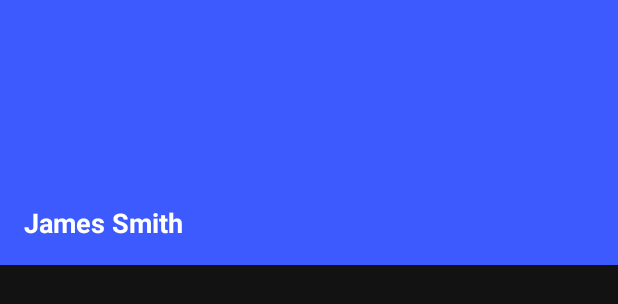
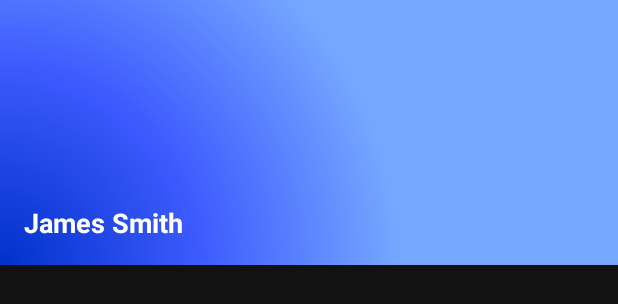
Before and after one commit to fc9734ygn/Macavity, an Android app: the layout header_drawer.xml on its own in the app's theme, with its tools: preview values and no code run, on a phone screen of 412 x 824 dp. Shown: the top 304 px of the screen. Run offline under Robolectric (Android 15) with nearby library versions, the phone set to English and light mode, and no system bars.

Commit message:
Gradient background for drawer header

```diff
--- a/app/src/main/java/com/example/macavity/ui/base/HomeFragment.kt
+++ b/app/src/main/java/com/example/macavity/ui/base/HomeFragment.kt
@@ -7,8 +7,4 @@ open class HomeFragment : BaseFragment() {
     fun openDrawer() {
         (activity as HomeActivity).openDrawer()
     }
-
-    fun toggleBottomNav(show: Boolean){
-        (activity as HomeActivity).toggleBottomNavigation(show)
-    }
 }
--- a/app/src/main/java/com/example/macavity/ui/calendar/CalendarFragment.kt
+++ b/app/src/main/java/com/example/macavity/ui/calendar/CalendarFragment.kt
@@ -38,7 +38,6 @@ open class CalendarFragment : HomeFragment() {
     fun afterViews() {
         vm = ViewModelProviders.of(this).get(CalendarViewModel::class.java)
         initToolbar()
-        toggleBottomNav(true)
         initJourneysRecyclerView()
         initCalendar()
     }
--- a/app/src/main/java/com/example/macavity/ui/chat/ChatFragment.kt
+++ b/app/src/main/java/com/example/macavity/ui/chat/ChatFragment.kt
@@ -27,7 +27,6 @@ open class ChatFragment : HomeFragment() {
     @AfterViews
     fun afterViews() {
         vm = ViewModelProviders.of(this).get(ChatViewModel::class.java)
-        toggleBottomNav(false)
         initToolbar()
         initChat()
     }
--- a/app/src/main/java/com/example/macavity/ui/editProfile/EditProfileFragment.kt
+++ b/app/src/main/java/com/example/macavity/ui/editProfile/EditProfileFragment.kt
@@ -32,7 +32,6 @@ open class EditProfileFragment : HomeFragment() {
     fun afterViews() {
         vm = ViewModelProviders.of(this).get(EditProfileViewModel::class.java)
         initToolbar()
-        toggleBottomNav(false)
 
         //TODO: use real data
         val avatar = "https://i.ytimg.com/vi/OIZqAOBJNOw/hqdefault.jpg"
--- a/app/src/main/java/com/example/macavity/ui/map/MapFragment.kt
+++ b/app/src/main/java/com/example/macavity/ui/map/MapFragment.kt
@@ -23,7 +23,6 @@ open class MapFragment : HomeFragment() {
     fun afterViews() {
         vm = ViewModelProviders.of(this).get(MapViewModel::class.java)
         initToolbar()
-        toggleBottomNav(true)
         initMap()
     }
 
--- /dev/null
+++ b/app/src/main/res/drawable/background_gradient.xml
@@ -0,0 +1,11 @@
+<?xml version="1.0" encoding="UTF-8"?>
+<shape xmlns:android="http://schemas.android.com/apk/res/android" android:shape="rectangle" >
+    <gradient
+        android:centerColor="@color/blue_primary"
+        android:endColor="@color/blue_light"
+        android:centerX="0"
+        android:gradientRadius="150%p"
+        android:centerY="1"
+        android:startColor="@color/blue_dark"
+        android:type="radial" />
+</shape>
--- a/app/src/main/res/layout/fragment_upcoming_journeys.xml
+++ b/app/src/main/res/layout/fragment_upcoming_journeys.xml
@@ -18,7 +18,6 @@
         android:id="@+id/rc_view"
         android:layout_width="0dp"
         android:layout_height="0dp"
-        android:layout_marginBottom="16dp"
         app:layout_constraintBottom_toBottomOf="parent"
         app:layout_constraintEnd_toEndOf="parent"
         app:layout_constraintStart_toStartOf="parent"
--- a/app/src/main/res/layout/header_drawer.xml
+++ b/app/src/main/res/layout/header_drawer.xml
@@ -3,7 +3,9 @@
     xmlns:app="http://schemas.android.com/apk/res-auto"
     android:layout_width="match_parent"
     android:layout_height="wrap_content"
-    android:background="@color/blue_primary">
+    android:elevation="4dp"
+    xmlns:tools="http://schemas.android.com/tools"
+    android:background="@drawable/background_gradient">
 
     <ImageView
         android:id="@+id/header_profile_image"
@@ -22,7 +24,7 @@
         android:layout_marginStart="16dp"
         android:layout_marginTop="24dp"
         android:layout_marginBottom="16dp"
-        android:text="James Smith"
+        tools:text="James Smith"
         android:textColor="@color/primaryText"
         android:textSize="18sp"
         android:textStyle="bold"
```
Also changed, not shown: app/src/main/java/com/example/macavity/ui/home/HomeActivity.kt (+7 -27 lines), app/src/main/res/drawable/background_toolbar.xml (added, +9 -0 lines).
